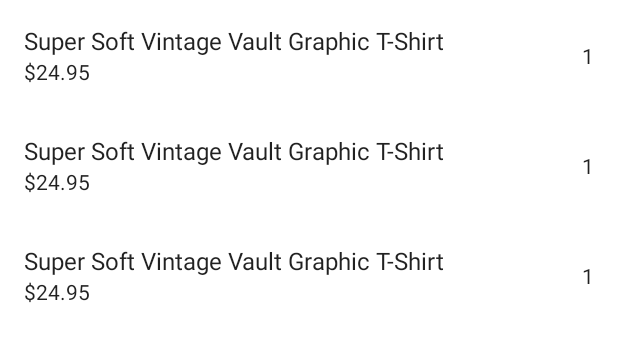
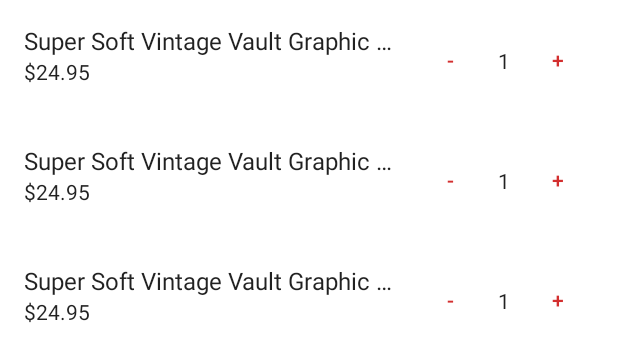
Before and after one commit to david-read-iii/Clothes-Catalog, an Android app: the layout activity_inventory.xml on its own in the app's theme, with its tools: preview values and no code run, on a phone screen of 412 x 824 dp. Shown: the top 362 px of the screen. Run offline under Robolectric (Android 15) with nearby library versions, the phone set to English and light mode, and no system bars.

Commit message:
Add static increment and decrement quantity buttons to the list item layout in InventoryActivity

```diff
--- a/app/src/main/res/layout/list_item.xml
+++ b/app/src/main/res/layout/list_item.xml
@@ -14,9 +14,10 @@
         style="@style/PrimaryTextViewStyle"
         android:layout_width="0dp"
         android:layout_height="wrap_content"
-        android:layout_marginEnd="@dimen/list_item_text_margin"
+        android:layout_marginEnd="@dimen/list_item_horizontal_margin"
         android:ellipsize="end"
-        app:layout_constraintEnd_toStartOf="@id/quantity_text_view"
+        android:maxLines="1"
+        app:layout_constraintEnd_toStartOf="@id/decrement_quantity_button"
         app:layout_constraintStart_toStartOf="parent"
         app:layout_constraintTop_toTopOf="parent"
         tools:text="Super Soft Vintage Vault Graphic T-Shirt" />
@@ -26,22 +27,47 @@
         style="@style/SecondaryTextViewStyle"
         android:layout_width="0dp"
         android:layout_height="wrap_content"
-        android:layout_marginEnd="@dimen/list_item_text_margin"
+        android:layout_marginEnd="@dimen/list_item_horizontal_margin"
         android:ellipsize="end"
-        app:layout_constraintEnd_toStartOf="@id/quantity_text_view"
+        android:maxLines="1"
+        app:layout_constraintEnd_toStartOf="@id/decrement_quantity_button"
         app:layout_constraintStart_toStartOf="parent"
         app:layout_constraintTop_toBottomOf="@id/name_text_view"
         tools:text="$24.95" />
+
+    <Button
+        android:id="@+id/decrement_quantity_button"
+        style="@style/SecondaryButtonStyle"
+        android:layout_width="@dimen/quantity_button_size"
+        android:layout_height="@dimen/quantity_button_size"
+        android:text="@string/decrement_quantity_button_label"
+        app:layout_constraintBottom_toBottomOf="parent"
+        app:layout_constraintEnd_toStartOf="@id/quantity_text_view"
+        app:layout_constraintStart_toEndOf="@id/name_text_view"
+        app:layout_constraintTop_toTopOf="parent" />
 
     <TextView
         android:id="@+id/quantity_text_view"
         style="@style/SecondaryTextViewStyle"
         android:layout_width="wrap_content"
         android:layout_height="wrap_content"
+        android:layout_marginHorizontal="@dimen/list_item_horizontal_margin"
+        android:maxLines="1"
         app:layout_constraintBottom_toBottomOf="parent"
-        app:layout_constraintEnd_toEndOf="parent"
-        app:layout_constraintStart_toEndOf="@id/name_text_view"
+        app:layout_constraintEnd_toStartOf="@id/increment_quantity_button"
+        app:layout_constraintStart_toEndOf="@id/decrement_quantity_button"
         app:layout_constraintTop_toTopOf="parent"
         tools:text="1" />
 
+    <Button
+        android:id="@+id/increment_quantity_button"
+        style="@style/SecondaryButtonStyle"
+        android:layout_width="@dimen/quantity_button_size"
+        android:layout_height="@dimen/quantity_button_size"
+        android:text="@string/increment_quantity_button_label"
+        app:layout_constraintBottom_toBottomOf="parent"
+        app:layout_constraintEnd_toEndOf="parent"
+        app:layout_constraintStart_toEndOf="@id/quantity_text_view"
+        app:layout_constraintTop_toTopOf="parent" />
+
 </androidx.constraintlayout.widget.ConstraintLayout>
--- a/app/src/main/res/values/dimens.xml
+++ b/app/src/main/res/values/dimens.xml
@@ -2,5 +2,6 @@
 <resources>
     <dimen name="generic_activity_margin">16dp</dimen>
     <dimen name="list_item_margin">16dp</dimen>
-    <dimen name="list_item_text_margin">8dp</dimen>
+    <dimen name="list_item_horizontal_margin">8dp</dimen>
+    <dimen name="quantity_button_size">48dp</dimen>
 </resources>
--- a/app/src/main/res/values/strings.xml
+++ b/app/src/main/res/values/strings.xml
@@ -7,4 +7,6 @@
     <string name="action_delete_all_label">Delete All Rows</string>
     <string name="empty_list_primary_label">It\'s a bit lonely here…</string>
     <string name="empty_list_secondary_label">Get started by adding a product</string>
+    <string name="decrement_quantity_button_label">-</string>
+    <string name="increment_quantity_button_label">+</string>
 </resources>
--- a/app/src/main/res/values/themes.xml
+++ b/app/src/main/res/values/themes.xml
@@ -23,14 +23,15 @@
 
     <!-- Primary TextView style. -->
     <style name="PrimaryTextViewStyle" parent="Widget.MaterialComponents.TextView">
-        <item name="android:maxLines">1</item>
         <item name="android:textAppearance">?android:attr/textAppearanceListItem</item>
     </style>
 
     <!-- Secondary TextView style. -->
     <style name="SecondaryTextViewStyle" parent="Widget.MaterialComponents.TextView">
-        <item name="android:maxLines">1</item>
         <item name="android:textAppearance">?android:attr/textAppearanceListItemSecondary</item>
     </style>
 
+    <!-- Secondary Button style. -->
+    <style name="SecondaryButtonStyle" parent="Widget.MaterialComponents.Button.TextButton" />
+
 </resources>
```
